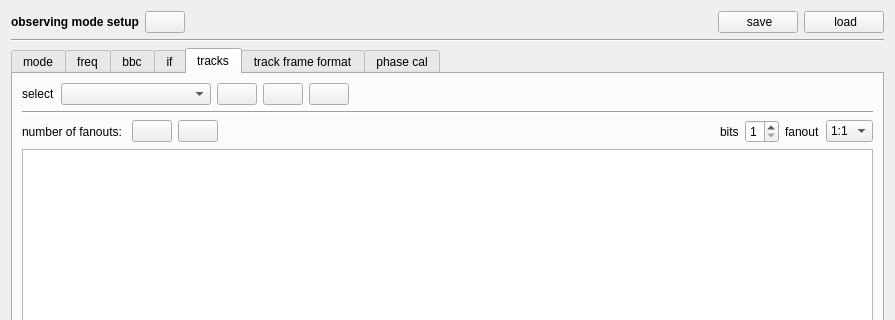
The window that secondaryGUIs/obsmodedialog.ui (TUW-VieVS/VieSchedppGUI) describes before a commit, drawn with Qt 5; both pictures show x 0 to 895 and y 0 to 320 of the 895 by 607 pixel window.
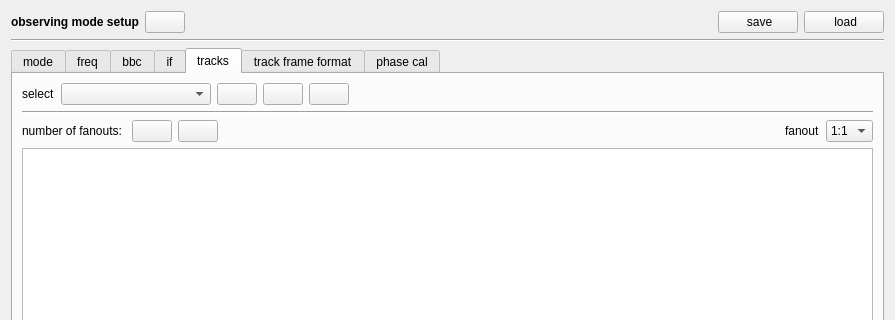
The same window after the commit. The open tabs and pages were chosen to show the change. Icons and pictures are not drawn.

Patch:
```diff
--- a/secondaryGUIs/obsmodedialog.ui
+++ b/secondaryGUIs/obsmodedialog.ui
@@ -860,23 +860,6 @@
            </property>
           </spacer>
          </item>
-         <item>
-          <widget class="QLabel" name="label_8">
-           <property name="text">
-            <string>bits</string>
-           </property>
-          </widget>
-         </item>
-         <item>
-          <widget class="QSpinBox" name="spinBox_bits">
-           <property name="minimum">
-            <number>1</number>
-           </property>
-           <property name="maximum">
-            <number>2</number>
-           </property>
-          </widget>
-         </item>
          <item>
           <widget class="QLabel" name="label_10">
            <property name="text">
```
Left out of the diff: 76 changed lines with no effect on the pictures.
